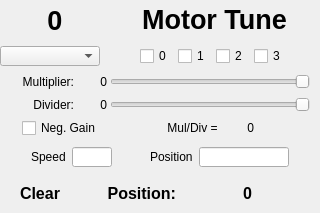
This is cbcui/ui/MotorTuning.ui in kipr/cbc as Qt 5 draws it before an edit. The edited form follows.
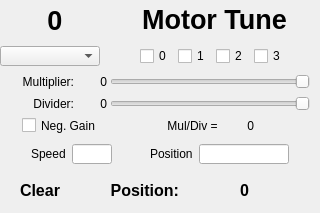
This is the edited form. Icons and pictures are not drawn.

Commit message: Motor PID gains are now saved using QSettings. Motor Tune page is also updated and working properly. Added motor checkboxes to copy pid gains to selected motors.

```diff
--- a/cbcui/ui/MotorTuning.ui
+++ b/cbcui/ui/MotorTuning.ui
@@ -685,6 +685,12 @@
    </item>
    <item>
     <layout class="QHBoxLayout" >
+     <property name="spacing" >
+      <number>0</number>
+     </property>
+     <property name="bottomMargin" >
+      <number>3</number>
+     </property>
      <item>
       <widget class="QPushButton" name="ui_ClearButton" >
        <property name="sizePolicy" >
```
Left out of the diff: 10 changed lines with no effect on the pictures. The commit also changes 10 other files.
